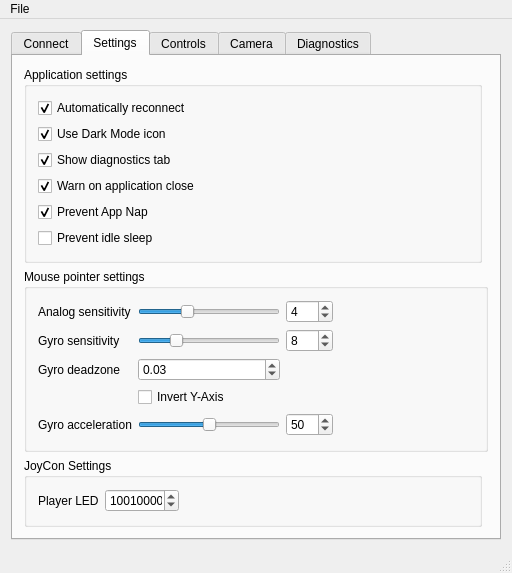
Old version of the form mainwindow.ui in the repository lucidNTR/QJoyControl.
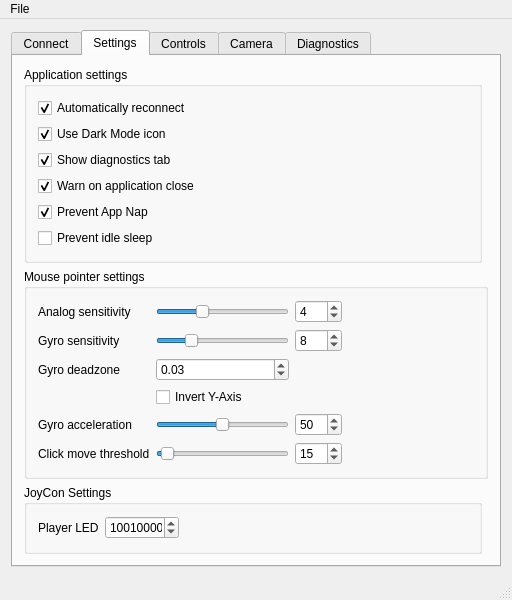
New version of the form. The open tabs and pages were chosen to show the change. Custom widgets are drawn as their Qt base class.

The edit to the form file:
```diff
--- a/mainwindow.ui
+++ b/mainwindow.ui
@@ -274,10 +274,43 @@
               </property>
              </widget>
             </item>
-           </layout>
-           </widget>
-           </item>
-           <item row="1" column="0">
+            <item row="5" column="0">
+             <widget class="QLabel" name="label_click_threshold">
+              <property name="text">
+               <string>Click move threshold</string>
+              </property>
+             </widget>
+            </item>
+            <item row="5" column="1">
+             <widget class="QSlider" name="horizontalSliderClickThreshold">
+              <property name="minimum">
+               <number>0</number>
+              </property>
+              <property name="maximum">
+               <number>500</number>
+              </property>
+              <property name="value">
+               <number>15</number>
+              </property>
+              <property name="orientation">
+               <enum>Qt::Horizontal</enum>
+              </property>
+             </widget>
+            </item>
+            <item row="5" column="2">
+             <widget class="QSpinBox" name="spinBoxClickThreshold">
+              <property name="maximum">
+               <number>500</number>
+              </property>
+              <property name="value">
+               <number>15</number>
+              </property>
+             </widget>
+            </item>
+            </layout>
+            </widget>
+            </item>
+            <item row="1" column="0">
            <widget class="QGroupBox" name="groupBoxApplicationSettings">
           <property name="title">
            <string>Application settings</string>
```
Left out of the diff: 32 changed lines with no effect on the pictures.
